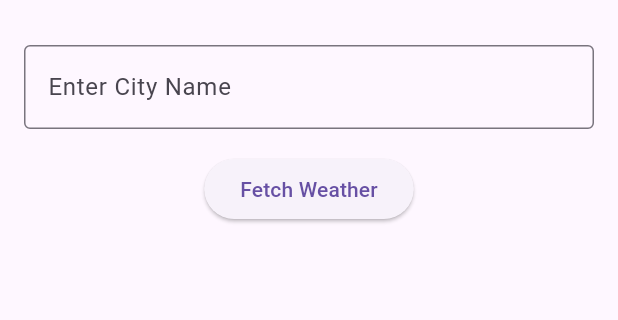
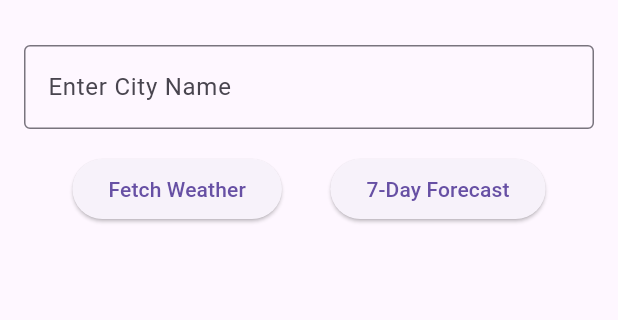
Before and after one commit to mariamomer135/weather_info_app, a Flutter app: the screen it shows after launch, on a phone screen of 412 x 824 dp, the part 63-383 px from its top. Run offline on Flutter 3.47's test engine with Material 3 defaults, Android fonts, the phone set to English and light mode, and no system bars.

Commit message:
Implemented 7-day weather forecast feature

```diff
--- a/lib/main.dart
+++ b/lib/main.dart
@@ -15,12 +15,26 @@ class _WeatherAppState extends State<WeatherApp> {
   String cityName = "";
   String temperature = "";
   String weatherCondition = "";
+  List<Map<String, String>> weeklyForecast = [];
 
   void fetchWeather() {
     setState(() {
       cityName = _cityController.text;
       temperature = "${Random().nextInt(16) + 15}°C"; // 15°C - 30°C
       weatherCondition = ["Sunny", "Cloudy", "Rainy"][Random().nextInt(3)];
+      weeklyForecast.clear();
+    });
+  }
+
+  void fetch7DayForecast() {
+    setState(() {
+      weeklyForecast = List.generate(7, (index) {
+        return {
+          "day": "Day ${index + 1}",
+          "temperature": "${Random().nextInt(16) + 15}°C",
+          "condition": ["Sunny", "Cloudy", "Rainy"][Random().nextInt(3)]
+        };
+      });
     });
   }
 
@@ -41,9 +55,18 @@ class _WeatherAppState extends State<WeatherApp> {
                 ),
               ),
               SizedBox(height: 16),
-              ElevatedButton(
-                onPressed: fetchWeather,
-                child: Text('Fetch Weather'),
+              Row(
+                mainAxisAlignment: MainAxisAlignment.spaceEvenly,
+                children: [
+                  ElevatedButton(
+                    onPressed: fetchWeather,
+                    child: Text('Fetch Weather'),
+                  ),
+                  ElevatedButton(
+                    onPressed: fetch7DayForecast,
+                    child: Text('7-Day Forecast'),
+                  ),
+                ],
               ),
               SizedBox(height: 20),
               if (cityName.isNotEmpty)
@@ -54,6 +77,19 @@ class _WeatherAppState extends State<WeatherApp> {
                     Text("Condition: $weatherCondition", style: TextStyle(fontSize: 20)),
                   ],
                 ),
+              SizedBox(height: 20),
+              if (weeklyForecast.isNotEmpty)
+                Column(
+                  children: [
+                    Text("7-Day Forecast", style: TextStyle(fontSize: 22, fontWeight: FontWeight.bold)),
+                    ...weeklyForecast.map((day) => Card(
+                          child: ListTile(
+                            title: Text(day["day"]!),
+                            subtitle: Text("${day["temperature"]} - ${day["condition"]}"),
+                          ),
+                        )),
+                  ],
+                ),
             ],
           ),
         ),
```
